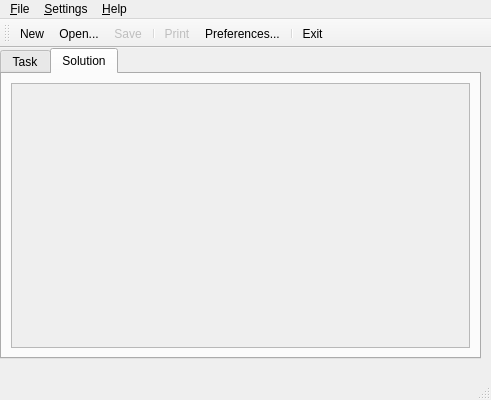
Before: the Qt Designer form ui/mainwindow.ui in leppa/tspsg, drawn with Qt 5.
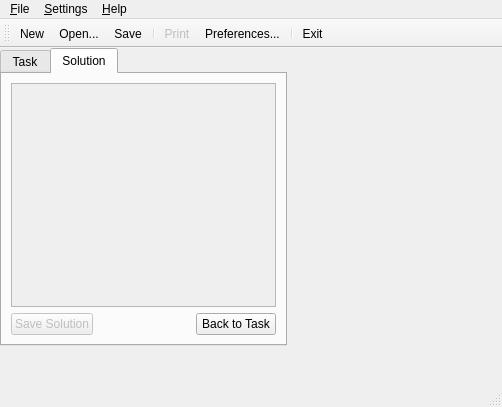
After: the same form once the commit is applied. The open tabs and pages were chosen to show the change. Icons and pictures are not drawn.

Commit message: + Implemented File/Save action. + Added "Save Solution" and "Back to Task" buttons to Solution tab for better usability. * Increased maximum number of cities to 20. Solving for 18-20 cities is already takes much time, so I thought it doesn't make sense to increase more. * Columns and rows are now resized to contents on all platforms.

```diff
--- a/ui/mainwindow.ui
+++ b/ui/mainwindow.ui
@@ -6,8 +6,8 @@
    <rect>
     <x>0</x>
     <y>0</y>
-    <width>491</width>
-    <height>400</height>
+    <width>502</width>
+    <height>407</height>
    </rect>
   </property>
   <property name="windowTitle">
@@ -23,8 +23,8 @@
      <rect>
       <x>0</x>
       <y>0</y>
-      <width>481</width>
-      <height>311</height>
+      <width>287</width>
+      <height>298</height>
      </rect>
     </property>
     <property name="sizePolicy">
@@ -207,6 +207,60 @@
         </property>
        </widget>
       </item>
+      <item>
+       <layout class="QHBoxLayout" name="horizontalLayout">
+        <item>
+         <widget class="QPushButton" name="buttonSaveSolution">
+          <property name="enabled">
+           <bool>false</bool>
+          </property>
+          <property name="cursor">
+           <cursorShape>PointingHandCursor</cursorShape>
+          </property>
+          <property name="statusTip">
+           <string>Save solution to a file</string>
+          </property>
+          <property name="text">
+           <string>Save Solution</string>
+          </property>
+          <property name="icon">
+           <iconset resource="../resources/tspsg.qrc">
+            <normaloff>:/images/icons/filesaveas.png</normaloff>:/images/icons/filesaveas.png</iconset>
+          </property>
+         </widget>
+        </item>
+        <item>
+         <spacer name="horizontalSpacer">
+          <property name="orientation">
+           <enum>Qt::Horizontal</enum>
+          </property>
+          <property name="sizeHint" stdset="0">
+           <size>
+            <width>40</width>
+            <height>20</height>
+           </size>
+          </property>
+         </spacer>
+        </item>
+        <item>
+         <widget class="QPushButton" name="buttonBackToTask">
+          <property name="cursor">
+           <cursorShape>PointingHandCursor</cursorShape>
+          </property>
+          <property name="statusTip">
+           <string>Go back to Task tab</string>
+          </property>
+          <property name="text">
+           <string>Back to Task</string>
+          </property>
+          <property name="icon">
+           <iconset resource="../resources/tspsg.qrc">
+            <normaloff>:/images/icons/back.png</normaloff>:/images/icons/back.png</iconset>
+          </property>
+         </widget>
+        </item>
+       </layout>
+      </item>
      </layout>
     </widget>
    </widget>
@@ -216,7 +270,7 @@
     <rect>
      <x>0</x>
      <y>0</y>
-     <width>491</width>
+     <width>502</width>
      <height>22</height>
     </rect>
    </property>
@@ -548,9 +602,6 @@
    </property>
   </action>
   <action name="actionFileSave">
-   <property name="enabled">
-    <bool>false</bool>
-   </property>
    <property name="icon">
     <iconset resource="../resources/tspsg.qrc">
      <normaloff>:/images/icons/filesave.png</normaloff>:/images/icons/filesave.png</iconset>
```
Left out of the diff: 40 changed lines with no effect on the pictures. The commit also changes 11 other files.
